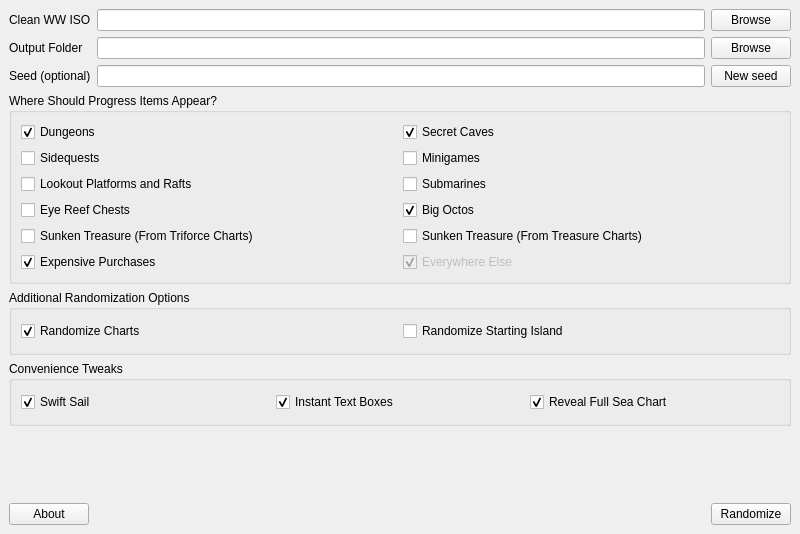
Old version of the form ui/randomizer_window.ui in the repository LagoLunatic/wwrando.
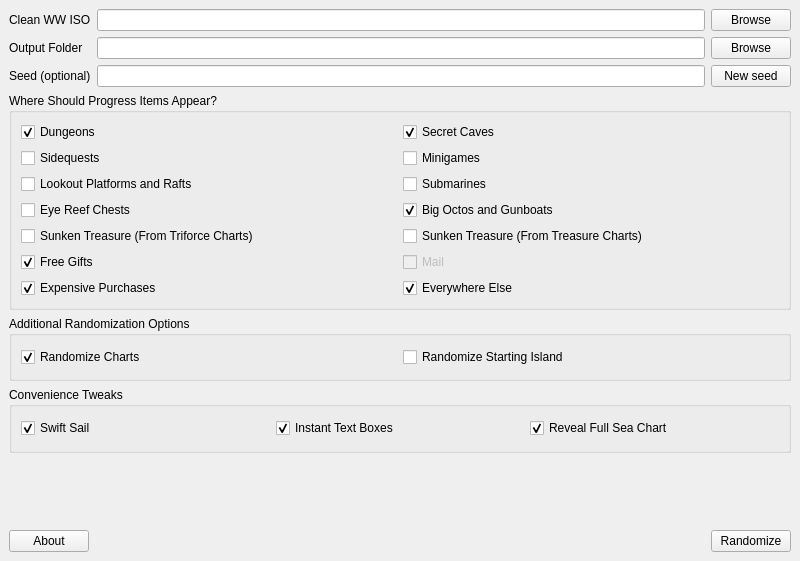
New version of the form.

```diff
--- a/ui/randomizer_window.ui
+++ b/ui/randomizer_window.ui
@@ -7,7 +7,7 @@
     <x>0</x>
     <y>0</y>
     <width>800</width>
-    <height>534</height>
+    <height>561</height>
    </rect>
   </property>
   <property name="windowTitle">
@@ -76,6 +76,23 @@
        <string>Where Should Progress Items Appear?</string>
       </property>
       <layout class="QGridLayout" name="gridLayout_2">
+       <item row="6" column="1">
+        <widget class="QCheckBox" name="progression_misc">
+         <property name="text">
+          <string>Everywhere Else</string>
+         </property>
+         <property name="checked">
+          <bool>true</bool>
+         </property>
+        </widget>
+       </item>
+       <item row="1" column="0">
+        <widget class="QCheckBox" name="progression_sidequests">
+         <property name="text">
+          <string>Sidequests</string>
+         </property>
+        </widget>
+       </item>
        <item row="4" column="1">
         <widget class="QCheckBox" name="progression_treasure_charts">
          <property name="text">
@@ -90,10 +107,10 @@
          </property>
         </widget>
        </item>
-       <item row="1" column="0">
-        <widget class="QCheckBox" name="progression_sidequests">
+       <item row="4" column="0">
+        <widget class="QCheckBox" name="progression_triforce_charts">
          <property name="text">
-          <string>Sidequests</string>
+          <string>Sunken Treasure (From Triforce Charts)</string>
          </property>
         </widget>
        </item>
@@ -124,36 +141,6 @@
          </property>
         </widget>
        </item>
-       <item row="4" column="0">
-        <widget class="QCheckBox" name="progression_triforce_charts">
-         <property name="text">
-          <string>Sunken Treasure (From Triforce Charts)</string>
-         </property>
-        </widget>
-       </item>
-       <item row="5" column="1">
-        <widget class="QCheckBox" name="progression_misc">
-         <property name="enabled">
-          <bool>false</bool>
-         </property>
-         <property name="text">
-          <string>Everywhere Else</string>
-         </property>
-         <property name="checked">
-          <bool>true</bool>
-         </property>
-        </widget>
-       </item>
-       <item row="5" column="0">
-        <widget class="QCheckBox" name="progression_expensive_purchases">
-         <property name="text">
-          <string>Expensive Purchases</string>
-         </property>
-         <property name="checked">
-          <bool>true</bool>
-         </property>
-        </widget>
-       </item>
        <item row="0" column="1">
         <widget class="QCheckBox" name="progression_secret_caves">
          <property name="text">
@@ -164,6 +151,16 @@
          </property>
         </widget>
        </item>
+       <item row="3" column="1">
+        <widget class="QCheckBox" name="progression_big_octos_gunboats">
+         <property name="text">
+          <string>Big Octos and Gunboats</string>
+         </property>
+         <property name="checked">
+          <bool>true</bool>
+         </property>
+        </widget>
+       </item>
        <item row="3" column="0">
         <widget class="QCheckBox" name="progression_eye_reef_chests">
          <property name="text">
@@ -171,16 +168,36 @@
          </property>
         </widget>
        </item>
-       <item row="3" column="1">
-        <widget class="QCheckBox" name="progression_big_octos">
+       <item row="6" column="0">
+        <widget class="QCheckBox" name="progression_expensive_purchases">
          <property name="text">
-          <string>Big Octos</string>
+          <string>Expensive Purchases</string>
          </property>
          <property name="checked">
           <bool>true</bool>
          </property>
         </widget>
        </item>
+       <item row="5" column="0">
+        <widget class="QCheckBox" name="progression_gifts">
+         <property name="text">
+          <string>Free Gifts</string>
+         </property>
+         <property name="checked">
+          <bool>true</bool>
+         </property>
+        </widget>
+       </item>
+       <item row="5" column="1">
+        <widget class="QCheckBox" name="progression_mail">
+         <property name="enabled">
+          <bool>false</bool>
+         </property>
+         <property name="text">
+          <string>Mail</string>
+         </property>
+        </widget>
+       </item>
       </layout>
      </widget>
     </item>
```
